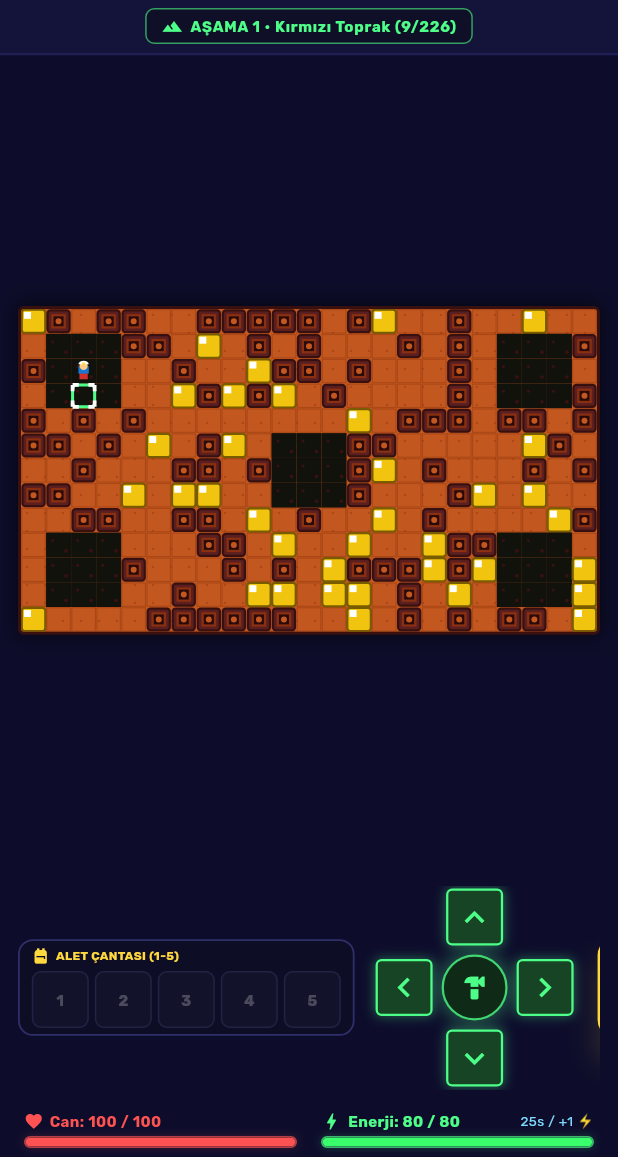
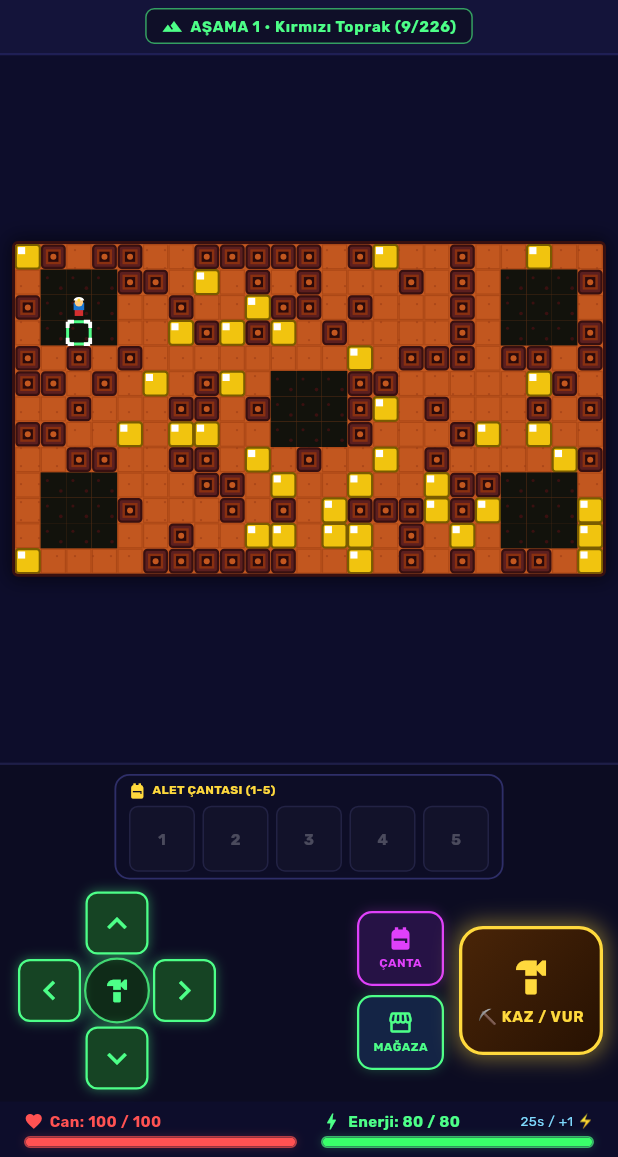
Before and after one commit to Fatihx45/Yeralti-Savaslari, a Flutter app: the MiningScreen screen opened directly, on a phone screen of 412 x 824 dp, the part 79-1236 px from its top. Run offline on Flutter 3.47's test engine with Material 3 defaults, Android fonts, the phone set to English and light mode, and no system bars; our stand-ins replace flutter_riverpod, google_fonts.

Commit message:
feat: Mobil optimizasyon, dokunmatik kontroller, haptic feedback ve gamepad layout

```diff
--- a/lib/features/battle_royale/presentation/widgets/inventory_slot_bar.dart
+++ b/lib/features/battle_royale/presentation/widgets/inventory_slot_bar.dart
@@ -52,9 +52,9 @@ class InventorySlotBar extends ConsumerWidget {
                       }
                     : null,
                 child: Container(
-                  width: 38,
-                  height: 38,
-                  margin: const EdgeInsets.symmetric(horizontal: 2),
+                  width: 44,
+                  height: 44,
+                  margin: const EdgeInsets.symmetric(horizontal: 2.5),
                   decoration: BoxDecoration(
                     color: isActive
                         ? const Color(0xFF1E3A24)
--- a/lib/features/mining/application/game_notifier.dart
+++ b/lib/features/mining/application/game_notifier.dart
@@ -1,5 +1,6 @@
 import 'dart:async';
 import 'dart:math';
+import 'package:flutter/services.dart';
 import 'package:flutter_riverpod/flutter_riverpod.dart';
 import '../domain/models/grid_model.dart';
 import '../domain/models/player_state_model.dart';
@@ -78,6 +79,18 @@ class GameNotifier extends StateNotifier<GameState> {
     _energyTimer?.cancel();
     _battleTimer?.cancel();
     super.dispose();
+  }
+
+  void _triggerHaptic(String type) {
+    try {
+      if (type == 'heavy') {
+        HapticFeedback.heavyImpact();
+      } else if (type == 'selection') {
+        HapticFeedback.selectionClick();
+      } else {
+        HapticFeedback.lightImpact();
+      }
+    } catch (_) {}
   }
 
   void regenerateEnergy(int amount) {
@@ -414,11 +427,18 @@ class GameNotifier extends StateNotifier<GameState> {
         lastMessage: rewardMsg.isNotEmpty ? rewardMsg : state.lastMessage,
       );
 
+      if (targetTile.type == TileType.hiddenMine || targetTile.type == TileType.tnt) {
+        _triggerHaptic('heavy');
+      } else {
+        _triggerHaptic('light');
+      }
+
       if (newClearedCount >= state.grid.totalTilesInStage) {
         _advanceStage();
       }
     } else {
       // Hasar aldı ama kırılmadı
+      _triggerHaptic('selection');
       final updatedTile = targetTile.copyWith(currentHp: newHp);
       final newTiles = [
         for (int r = 0; r < state.grid.rows; r++)
@@ -767,10 +787,39 @@ class GameNotifier extends StateNotifier<GameState> {
 
   void selectInventoryTool(int index) {
     if (index >= 0 && index < state.player.inventoryTools.length) {
+      _triggerHaptic('selection');
       state = state.copyWith(
         player: state.player.copyWith(activeToolIndex: index),
         lastMessage: 'Aktif Silah: ${state.player.inventoryTools[index].displayName} ${state.player.inventoryTools[index].iconEmoji}',
       );
+    }
+  }
+
+  void tapTile(int targetRow, int targetCol) {
+    final pPos = state.grid.playerPosition;
+    final int dr = targetRow - pPos.row;
+    final int dc = targetCol - pPos.col;
+
+    if (dr == 0 && dc == 0) return;
+
+    // Komşu kutu ise doğrudan yöne dönüp kaz
+    if (dr.abs() <= 1 && dc.abs() <= 1 && (dr == 0 || dc == 0)) {
+      if (dr == -1) changeDirection(PlayerDirection.up);
+      if (dr == 1) changeDirection(PlayerDirection.down);
+      if (dc == -1) changeDirection(PlayerDirection.left);
+      if (dc == 1) changeDirection(PlayerDirection.right);
+
+      digTargetTile();
+    } else {
+      // Uzaktaysa o yöne doğru 1 adım yaklaş
+      int stepR = 0;
+      int stepC = 0;
+      if (dr.abs() >= dc.abs()) {
+        stepR = dr > 0 ? 1 : -1;
+      } else {
+        stepC = dc > 0 ? 1 : -1;
+      }
+      moveOrDig(stepR, stepC);
     }
   }
 
--- a/lib/features/mining/presentation/screens/mining_screen.dart
+++ b/lib/features/mining/presentation/screens/mining_screen.dart
@@ -67,108 +67,92 @@ class MiningScreen extends ConsumerWidget {
           children: [
             Column(
               children: [
-                // 1. Üst HUD Şeridi (Süre & Faz Sayacı)
+                // 1. Üst Mobil HUD Şeridi
                 const HudBar(),
 
-                // 2. Ana Oyun ve Kazı Alanı (Grid + Scoreboard)
+                // 2. Ana Kazı Alanı (Grid + Scoreboard)
                 Expanded(
                   child: Padding(
-                    padding: const EdgeInsets.symmetric(horizontal: 12, vertical: 8),
-                    child: Column(
-                      children: [
-                        // Kazı Izgarası (Grid) ve Sol Üst Can Skorkartı
-                        Expanded(
+                    padding: const EdgeInsets.symmetric(horizontal: 8, vertical: 4),
                     child: Stack(
                       children: [
                         const Center(
                           child: MiningGridView(),
                         ),
-                              // Sol Üst Köşe: Madenciler ve Canları (Çok Oyunculu veya BR'de)
+                        // Sol Üst Köşe: Canlı Skorkart
                         if (gameState.grid.otherPlayers.isNotEmpty || gameState.gameMode == GameMode.battleRoyale)
                           const Positioned(
-                                  top: 6,
-                                  left: 6,
+                            top: 4,
+                            left: 4,
                             child: PlayerScoreboardPanel(),
                           ),
                       ],
                     ),
                   ),
-                        const SizedBox(height: 8),
+                ),
 
-                        // Alt Bölüm: 5 Yuvalı Alet Çantası + D-Pad + KAZ Butonu + Çanta + Mağaza
-                        SingleChildScrollView(
+                // 3. Mobil Ergonomik Kontrol Alanı (Gamepad Düzeni)
+                Container(
+                  padding: const EdgeInsets.symmetric(horizontal: 10, vertical: 6),
+                  decoration: const BoxDecoration(
+                    color: Color(0xFF0C0C22),
+                    border: Border(
+                      top: BorderSide(color: Color(0xFF1E1E48), width: 1.5),
+                    ),
+                  ),
+                  child: Column(
+                    mainAxisSize: MainAxisSize.min,
+                    children: [
+                      // Üst: 1-5 Alet Yuvaları
+                      const SingleChildScrollView(
                         scrollDirection: Axis.horizontal,
-                          child: Row(
-                            mainAxisAlignment: MainAxisAlignment.center,
+                        child: InventorySlotBar(),
+                      ),
+                      const SizedBox(height: 6),
+
+                      // Alt: Çift Başparmak Kontrolleri
+                      Row(
+                        mainAxisAlignment: MainAxisAlignment.spaceBetween,
                         crossAxisAlignment: CrossAxisAlignment.center,
                         children: [
-                              // 1. Yön Tuşlarının Yanında 5 Yuvalı Envanter Çantası
-                              const InventorySlotBar(),
-                              const SizedBox(width: 12),
+                          // Sol Başparmak: 4 Yönlü D-Pad
+                          const DirectionalPad(),
 
-                              // 2. D-Pad (4 Yönlü Hareket)
-                              const DirectionalPad(),
-                              const SizedBox(width: 14),
-
-                              // 3. Büyük KAZ / VURMA Butonu
-                              ElevatedButton(
-                                style: ElevatedButton.styleFrom(
-                                  backgroundColor: const Color(0xFF2E1A0A),
-                                  foregroundColor: AppColors.goldText,
-                                  padding: const EdgeInsets.symmetric(horizontal: 16, vertical: 12),
-                                  side: const BorderSide(color: AppColors.goldText, width: 2),
-                                  shape: RoundedRectangleBorder(
-                                    borderRadius: BorderRadius.circular(12),
+                          // Sağ Başparmak: Büyük KAZ / VUR + ÇANTA & MAĞAZA
+                          Row(
+                            mainAxisSize: MainAxisSize.min,
+                            children: [
+                              // Çanta & Mağaza Kolonu
+                              Column(
+                                mainAxisSize: MainAxisSize.min,
+                                children: [
+                                  // Çanta Butonu
+                                  InkWell(
+                                    onTap: () => InventoryDialog.showInventoryDialog(context),
+                                    borderRadius: BorderRadius.circular(10),
+                                    child: Container(
+                                      width: 58,
+                                      padding: const EdgeInsets.symmetric(vertical: 8),
+                                      decoration: BoxDecoration(
+                                        color: const Color(0xFF261245),
+                                        borderRadius: BorderRadius.circular(10),
+                                        border: Border.all(color: const Color(0xFFE040FB), width: 1.5),
+                                        boxShadow: [
+                                          BoxShadow(
+                                            color: const Color(0xFFE040FB).withValues(alpha: 0.25),
+                                            blurRadius: 6,
                                           ),
-                                  elevation: 8,
-                                  shadowColor: AppColors.goldText.withValues(alpha: 0.5),
+                                        ],
                                       ),
-                                onPressed: () {
-                                  ref.read(gameNotifierProvider.notifier).digTargetTile();
-                                },
                                       child: const Column(
                                         mainAxisSize: MainAxisSize.min,
                                         children: [
-                                    Icon(Icons.hardware, size: 24, color: AppColors.goldText),
-                                    SizedBox(height: 3),
-                                    Text(
-                                      '⛏ KAZ / ⚔️ VUR',
-                                      style: TextStyle(
-                                        fontSize: 11,
-                                        fontWeight: FontWeight.bold,
-                                        letterSpacing: 1.0,
-                                        color: AppColors.goldText,
-                                      ),
-                                    ),
-                                  ],
-                                ),
-                              ),
-                              const SizedBox(width: 10),
-
-                              // 4. Çanta / Envanter Butonu
-                              ElevatedButton(
-                                style: ElevatedButton.styleFrom(
-                                  backgroundColor: const Color(0xFF1E1038),
-                                  foregroundColor: const Color(0xFFE040FB),
-                                  padding: const EdgeInsets.symmetric(horizontal: 12, vertical: 12),
-                                  side: const BorderSide(color: Color(0xFFE040FB), width: 1.5),
-                                  shape: RoundedRectangleBorder(
-                                    borderRadius: BorderRadius.circular(12),
-                                  ),
-                                  elevation: 6,
-                                ),
-                                onPressed: () {
-                                  InventoryDialog.showInventoryDialog(context);
-                                },
-                                child: const Column(
-                                  mainAxisSize: MainAxisSize.min,
-                                  children: [
-                                    Icon(Icons.backpack, size: 20, color: Color(0xFFE040FB)),
-                                    SizedBox(height: 3),
+                                          Icon(Icons.backpack, size: 18, color: Color(0xFFE040FB)),
+                                          SizedBox(height: 2),
                                           Text(
                                             'ÇANTA',
                                             style: TextStyle(
-                                        fontSize: 10,
+                                              fontSize: 8,
                                               fontWeight: FontWeight.bold,
                                               color: Color(0xFFE040FB),
                                             ),
@@ -176,32 +160,36 @@ class MiningScreen extends ConsumerWidget {
                                         ],
                                       ),
                                     ),
-                              const SizedBox(width: 10),
+                                  ),
+                                  const SizedBox(height: 6),
 
-                              // 5. Mağaza Butonu
-                              ElevatedButton(
-                                style: ElevatedButton.styleFrom(
-                                  backgroundColor: const Color(0xFF1A1A4A),
-                                  foregroundColor: AppColors.neonGreen,
-                                  padding: const EdgeInsets.symmetric(horizontal: 12, vertical: 12),
-                                  side: const BorderSide(color: AppColors.neonGreen, width: 1.5),
-                                  shape: RoundedRectangleBorder(
-                                    borderRadius: BorderRadius.circular(12),
+                                  // Mağaza Butonu
+                                  InkWell(
+                                    onTap: () => ShopPanel.showShopDialog(context),
+                                    borderRadius: BorderRadius.circular(10),
+                                    child: Container(
+                                      width: 58,
+                                      padding: const EdgeInsets.symmetric(vertical: 8),
+                                      decoration: BoxDecoration(
+                                        color: const Color(0xFF142445),
+                                        borderRadius: BorderRadius.circular(10),
+                                        border: Border.all(color: AppColors.neonGreen, width: 1.5),
+                                        boxShadow: [
+                                          BoxShadow(
+                                            color: AppColors.neonGreen.withValues(alpha: 0.25),
+                                            blurRadius: 6,
                                           ),
-                                  elevation: 6,
+                                        ],
                                       ),
-                                onPressed: () {
-                                  ShopPanel.showShopDialog(context);
-                                },
                                       child: const Column(
                                         mainAxisSize: MainAxisSize.min,
                                         children: [
-                                    Icon(Icons.storefront, size: 20, color: AppColors.neonGreen),
-                                    SizedBox(height: 3),
+                                          Icon(Icons.storefront, size: 18, color: AppColors.neonGreen),
+                                          SizedBox(height: 2),
                                           Text(
                                             'MAĞAZA',
                                             style: TextStyle(
-                                        fontSize: 10,
+                                              fontSize: 8,
                                               fontWeight: FontWeight.bold,
                                               color: AppColors.neonGreen,
                                             ),
@@ -209,20 +197,66 @@ class MiningScreen extends ConsumerWidget {
                                         ],
                                       ),
                                     ),
+                                  ),
                                 ],
+                              ),
+                              const SizedBox(width: 10),
+
+                              // Büyük KAZ / VUR Butonu (Sağ Başparmak Odaklı)
+                              InkWell(
+                                onTap: () => ref.read(gameNotifierProvider.notifier).digTargetTile(),
+                                borderRadius: BorderRadius.circular(16),
+                                child: Container(
+                                  width: 96,
+                                  height: 86,
+                                  decoration: BoxDecoration(
+                                    gradient: const LinearGradient(
+                                      colors: [Color(0xFF4A2508), Color(0xFF261102)],
+                                      begin: Alignment.topLeft,
+                                      end: Alignment.bottomRight,
+                                    ),
+                                    borderRadius: BorderRadius.circular(16),
+                                    border: Border.all(color: AppColors.goldText, width: 2.2),
+                                    boxShadow: [
+                                      BoxShadow(
+                                        color: AppColors.goldText.withValues(alpha: 0.45),
+                                        blurRadius: 12,
+                                        spreadRadius: 2,
+                                      ),
+                                    ],
+                                  ),
+                                  child: const Column(
+                                    mainAxisAlignment: MainAxisAlignment.center,
+                                    children: [
+                                      Icon(Icons.hardware, size: 30, color: AppColors.goldText),
+                                      SizedBox(height: 4),
+                                      Text(
+                                        '⛏ KAZ / VUR',
+                                        style: TextStyle(
+                                          fontSize: 10,
+                                          fontWeight: FontWeight.bold,
+                                          letterSpacing: 0.5,
+                                          color: AppColors.goldText,
                                         ),
                                       ),
                                     ],
                                   ),
                                 ),
                               ),
+                            ],
+                          ),
+                        ],
+                      ),
+                    ],
+                  ),
+                ),
 
-                // 3. Alt Can ve Enerji Çubuğu
+                // 4. Alt Can & Enerji Çubuğu
                 const BottomProgressBar(),
               ],
             ),
 
-            // 4. 3 Saniyelik Geri Sayım Tam Ekran Overlay'i (Sadece BR Modunda)
+            // 5. 3 Saniyelik Geri Sayım Overlay (Sadece BR Modunda)
             if (gameState.gameMode == GameMode.battleRoyale)
               const CountdownOverlay(),
           ],
--- a/lib/features/mining/presentation/widgets/directional_pad.dart
+++ b/lib/features/mining/presentation/widgets/directional_pad.dart
@@ -90,11 +90,11 @@ class DirectionalPad extends ConsumerWidget {
         onTap: onTap,
         borderRadius: BorderRadius.circular(6),
         child: Container(
-          width: 38,
-          height: 38,
+          width: 42,
+          height: 42,
           decoration: BoxDecoration(
             color: const Color(0xFF164424),
-            borderRadius: BorderRadius.circular(4),
+            borderRadius: BorderRadius.circular(8),
             border: Border.all(
               color: AppColors.neonGreen,
               width: 1.5,
--- a/lib/features/mining/presentation/widgets/mining_grid_view.dart
+++ b/lib/features/mining/presentation/widgets/mining_grid_view.dart
@@ -37,17 +37,10 @@ class MiningGridView extends ConsumerWidget {
               final double cellWidth = box.size.width / grid.columns;
               final double cellHeight = box.size.height / grid.rows;
 
-              final int clickedCol = (localPos.dx / cellWidth).floor();
-              final int clickedRow = (localPos.dy / cellHeight).floor();
+              final int clickedCol = (localPos.dx / cellWidth).floor().clamp(0, grid.columns - 1);
+              final int clickedRow = (localPos.dy / cellHeight).floor().clamp(0, grid.rows - 1);
 
-              final pPos = grid.playerPosition;
-              final int dRow = clickedRow - pPos.row;
-              final int dCol = clickedCol - pPos.col;
-
-              // Yalnızca 4 yönlü komşu ise hareket/kazı yap
-              if ((dRow.abs() == 1 && dCol == 0) || (dRow == 0 && dCol.abs() == 1)) {
-                ref.read(gameNotifierProvider.notifier).moveOrDig(dRow, dCol);
-              }
+              ref.read(gameNotifierProvider.notifier).tapTile(clickedRow, clickedCol);
             },
             child: CustomPaint(
               painter: TileGridPainter(
```
Also changed, not shown: 3 other files. Lines whose indentation alone changed are shown as unchanged.
